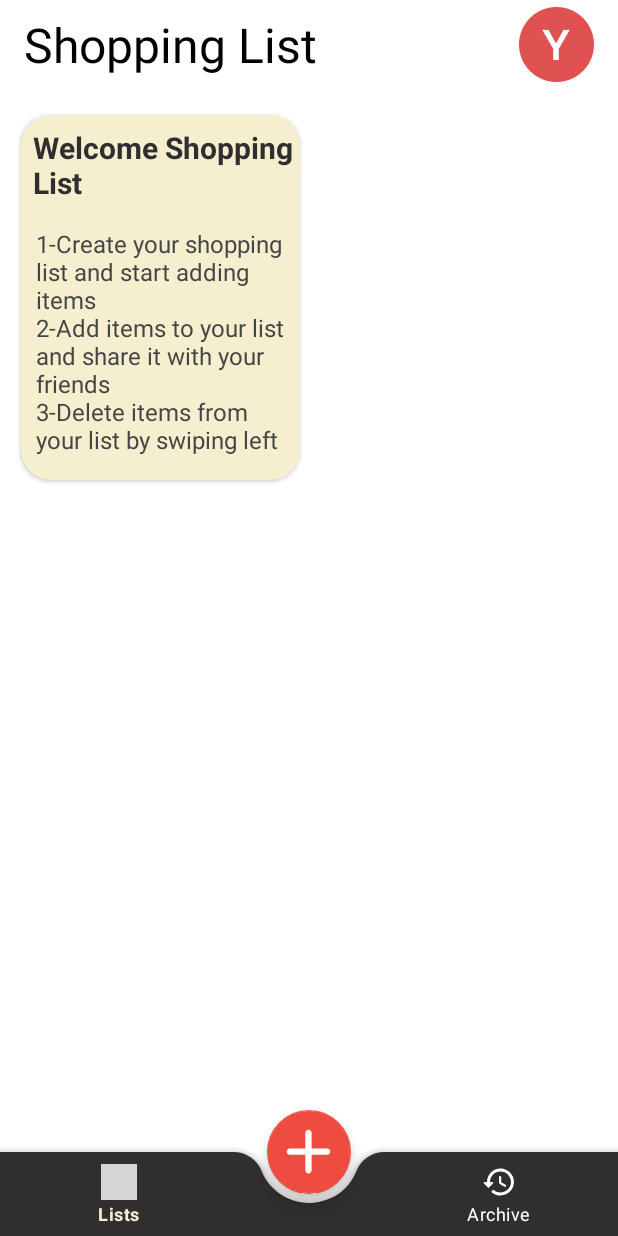
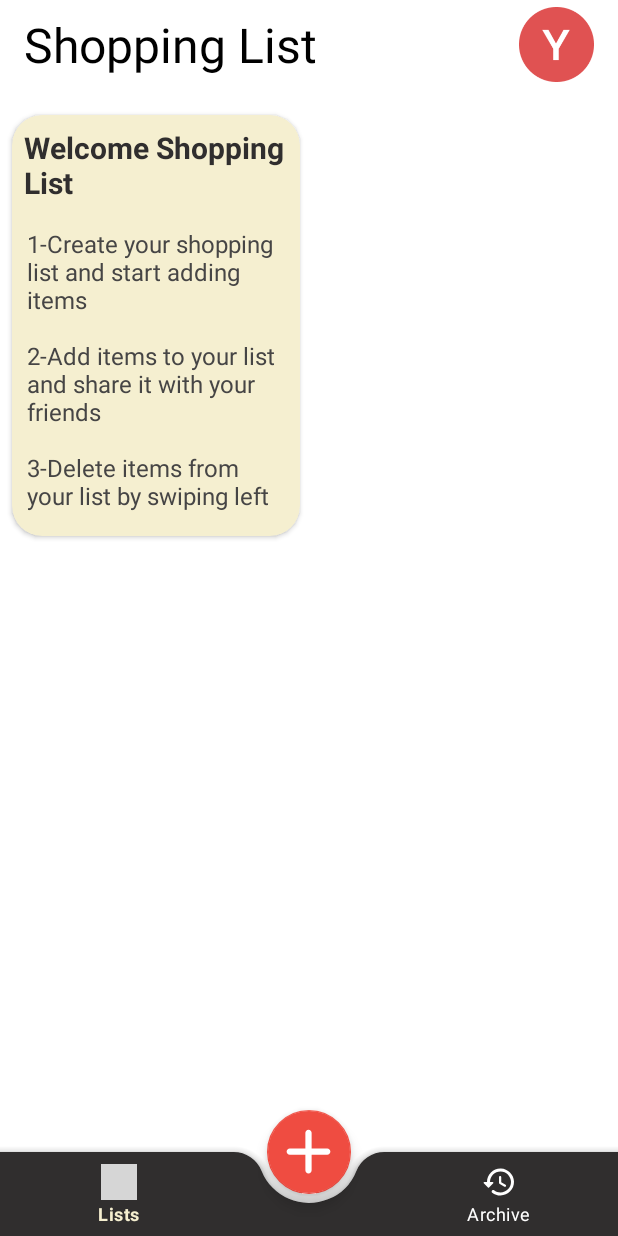
Before and after one commit to yuciferr/ShoppingListApp, an Android app: the screen it shows after launch once a user with an empty profile is signed in (MainActivity), on a phone screen of 412 x 824 dp. Run offline under Robolectric (Android 15) with nearby library versions, the phone set to English and light mode, and no system bars; our stand-ins replace Firebase (no records; nobody signed in at launch, a user with empty details on screens opened directly); grey boxes are pictures that could not be loaded.

Commit message:
ListFragment and ListActivity successfully connected

```diff
--- a/app/src/main/java/com/example/shoppinglist/Fragments/ListsFragment.java
+++ b/app/src/main/java/com/example/shoppinglist/Fragments/ListsFragment.java
@@ -58,8 +58,8 @@ public class ListsFragment extends Fragment {
 
         if(cards.size() == 0) {
             binding.progressBar3.setVisibility(View.VISIBLE);
-            Cards message = new Cards("Welcome Shopping List", "1-Create your shopping list and start adding items\n" +
-                    "2-Add items to your list and share it with your friends\n" +"3-Delete items from your list by swiping left");
+            Cards message = new Cards("Welcome Shopping List", "1-Create your shopping list and start adding items\n\n" +
+                    "2-Add items to your list and share it with your friends\n\n" +"3-Delete items from your list by swiping left");
 
 
             FirebaseDatabase.getInstance().getReference("Users").child(FirebaseAuth
@@ -80,6 +80,7 @@ public class ListsFragment extends Fragment {
                         for (List list : lists) {
                             Cards card = new Cards();
                             card.setTitle(list.getName());
+                            card.setId(list.getListId());
 
                             FirebaseDatabase.getInstance().getReference("Users").child(FirebaseAuth
                                             .getInstance().getCurrentUser().getUid()).child("Lists").
--- a/app/src/main/res/layout/activity_main.xml
+++ b/app/src/main/res/layout/activity_main.xml
@@ -46,7 +46,7 @@
             android:id="@+id/fragment_layout"
             android:layout_width="match_parent"
             android:layout_height="match_parent"
-            android:layout_marginBottom="1dp">
+            android:layout_marginBottom="2dp">
 
         </FrameLayout>
 
--- a/app/src/main/res/layout/fragment_archive.xml
+++ b/app/src/main/res/layout/fragment_archive.xml
@@ -12,7 +12,6 @@
         android:text="Archive"
         android:textColor="@color/black"
         android:textSize="40sp"
-        android:layout_gravity="bottom"
-        android:layout_marginLeft="150dp"/>
+        android:layout_gravity="center" />
 
 </FrameLayout>
--- a/app/src/main/res/layout/fragment_lists.xml
+++ b/app/src/main/res/layout/fragment_lists.xml
@@ -9,9 +9,9 @@
         android:id="@+id/recyclerView"
         android:layout_width="match_parent"
         android:layout_height="match_parent"
-        android:layout_marginLeft="8dp"
+        android:layout_marginLeft="2dp"
         android:layout_marginTop="16dp"
-        android:layout_marginRight="8dp"/>
+        android:layout_marginRight="2dp"/>
 
     <ProgressBar
         android:id="@+id/progressBar3"
--- a/app/src/main/res/layout/item.xml
+++ b/app/src/main/res/layout/item.xml
@@ -70,7 +70,7 @@
         android:layout_marginTop="4dp"
         android:layout_marginBottom="16dp"
         android:maxWidth="200dp"
-        android:text="2 L"
+        android:text="Amount"
         android:textColor="@color/sign_in_button"
         android:textSize="16sp"
         android:textStyle="bold"
@@ -85,7 +85,7 @@
         android:layout_height="wrap_content"
         android:layout_marginStart="2dp"
         android:maxWidth="200dp"
-        android:text="Dimes"
+        android:text="From"
         android:textColor="@color/sign_in_button"
         android:textSize="16sp"
         android:textStyle="bold"
--- a/app/src/main/res/layout/list_cardview.xml
+++ b/app/src/main/res/layout/list_cardview.xml
@@ -17,9 +17,8 @@
         android:id="@+id/title"
         android:layout_width="wrap_content"
         android:layout_height="wrap_content"
-        android:layout_marginStart="8dp"
-        android:layout_marginTop="8dp"
-        android:maxWidth="200dp"
+        android:layout_margin="8dp"
+        android:maxWidth="190dp"
         android:text="Title of List"
         android:textColor="@color/sign_in_button"
         android:textSize="20sp"
```
Also changed, not shown: app/src/main/java/com/example/shoppinglist/Adapeters/CardAdapter.java (+49 -1 lines), app/src/main/java/com/example/shoppinglist/CreateList.java (+12 -1 lines), app/src/main/java/com/example/shoppinglist/ListActivity.java (+43 -29 lines), app/src/main/java/com/example/shoppinglist/Models/Cards.java (+18 -1 lines).
